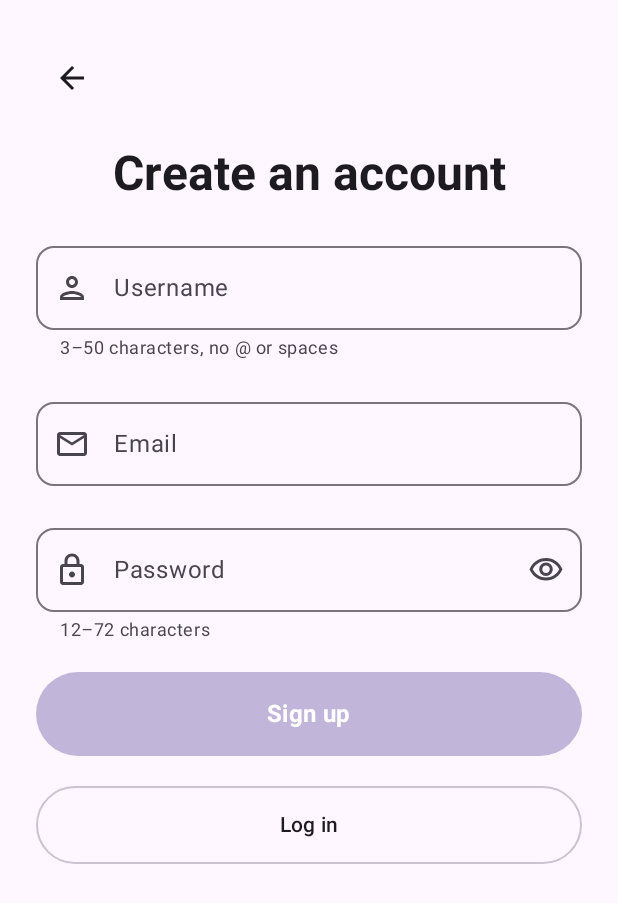
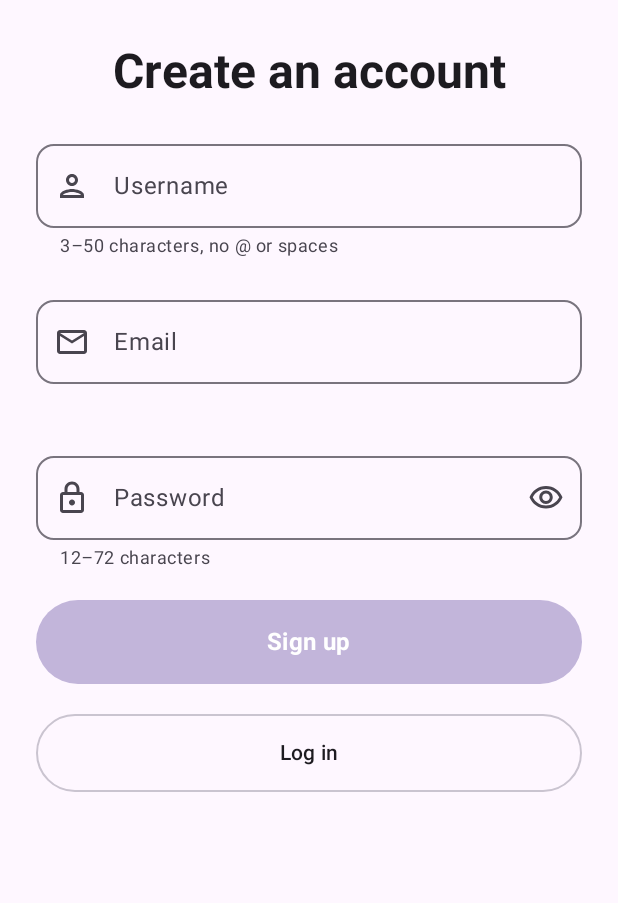
Before and after one commit to Nhajc/android, an Android app built with Jetpack Compose: the screen it shows after launch (MainActivity), after a tap on "Sign up", on a phone screen of 412 x 824 dp. Shown: the top 903 px of the screen. Run offline under Robolectric (Android 15) with nearby library versions, the phone set to English and light mode, and no system bars; our stand-ins replace Dagger/Hilt's generated code, Navigation 3, Room's generated code; libraries missing offline, so code that uses them is left out: androidx.hilt.lifecycle, androidx.room3, androidx.sqlite.driver; 4 statements that could not run were skipped.

Commit message:
refactor: enhance authentication UI and navigation structure

```diff
--- a/app/src/main/java/com/nhajc/android/MainActivity.kt
+++ b/app/src/main/java/com/nhajc/android/MainActivity.kt
@@ -8,8 +8,11 @@ import androidx.activity.compose.setContent
 import androidx.activity.enableEdgeToEdge
 import androidx.activity.viewModels
 import androidx.compose.foundation.isSystemInDarkTheme
+import androidx.compose.foundation.layout.fillMaxSize
+import androidx.compose.material3.Surface
 import androidx.compose.runtime.Composable
 import androidx.compose.runtime.getValue
+import androidx.compose.ui.Modifier
 import androidx.compose.ui.platform.LocalContext
 import androidx.lifecycle.compose.collectAsStateWithLifecycle
 import com.nhajc.android.data.model.ThemeMode
@@ -67,12 +70,14 @@ fun NhajcApp(uiState: MainActivityUiState) {
     }
 
     NhajcTheme(darkTheme = darkTheme) {
-        if (uiState.isLoggedIn) {
-            val application = LocalContext.current.applicationContext as NhajcApplication
+        Surface(modifier = Modifier.fillMaxSize()) {
+            if (uiState.isLoggedIn) {
+                val application = LocalContext.current.applicationContext as NhajcApplication
 
-            MainNavigation(application.searchSession)
-        } else {
-            AuthNavigation()
+                MainNavigation(application.searchSession)
+            } else {
+                AuthNavigation()
+            }
         }
     }
 }
--- a/app/src/main/java/com/nhajc/android/ui/auth/AuthContainer.kt
+++ b/app/src/main/java/com/nhajc/android/ui/auth/AuthContainer.kt
@@ -61,7 +61,6 @@ import com.nhajc.android.ui.theme.NhajcTheme
 internal fun AuthContainer(
     title: String,
     modifier: Modifier = Modifier,
-    onBack: (() -> Unit)? = null,
     content: @Composable ColumnScope.() -> Unit
 ) {
     Surface(modifier = modifier.fillMaxSize()) {
@@ -80,15 +79,6 @@ internal fun AuthContainer(
                     .padding(horizontal = 24.dp, vertical = 28.dp),
                 verticalArrangement = Arrangement.spacedBy(20.dp)
             ) {
-                if (onBack != null) {
-                    IconButton(onClick = onBack) {
-                        Icon(
-                            Icons.AutoMirrored.Outlined.ArrowBack,
-                            contentDescription = stringResource(R.string.back)
-                        )
-                    }
-                }
-
                 Text(
                     text = title,
                     modifier = Modifier.fillMaxWidth(),
--- a/app/src/main/java/com/nhajc/android/ui/auth/LoginScreen.kt
+++ b/app/src/main/java/com/nhajc/android/ui/auth/LoginScreen.kt
@@ -100,6 +100,7 @@ internal fun LoginScreen(
             leadingIcon = {
                 Icon(Icons.Outlined.Person, contentDescription = null)
             },
+            supportingText = { Text("") },
             keyboardOptions = KeyboardOptions(
                 imeAction = ImeAction.Next,
                 autoCorrectEnabled = false
--- a/app/src/main/java/com/nhajc/android/ui/auth/PasswordInput.kt
+++ b/app/src/main/java/com/nhajc/android/ui/auth/PasswordInput.kt
@@ -64,7 +64,7 @@ internal fun PasswordInput(
     enabled: Boolean,
     onSubmit: () -> Unit,
     isError: Boolean = false,
-    supportingText: String? = null
+    supportingText: String = ""
 ) {
     var isVisible by rememberSaveable { mutableStateOf(false) }
 
@@ -107,11 +107,7 @@ internal fun PasswordInput(
         },
         visualTransformation = transformation,
         isError = isError,
-        supportingText = if (supportingText == null) {
-            null
-        } else {
-            { Text(supportingText) }
-        },
+        supportingText = { Text(supportingText) },
         keyboardOptions = KeyboardOptions(
             keyboardType = KeyboardType.Password,
             imeAction = ImeAction.Done,
--- a/app/src/main/java/com/nhajc/android/ui/auth/RegisterScreen.kt
+++ b/app/src/main/java/com/nhajc/android/ui/auth/RegisterScreen.kt
@@ -75,8 +75,7 @@ internal fun RegisterScreen(
 
     AuthContainer(
         title = stringResource(R.string.register_title),
-        modifier = modifier,
-        onBack = onLogin
+        modifier = modifier
     ) {
         OutlinedTextField(
             value = uiState.username,
@@ -109,10 +108,12 @@ internal fun RegisterScreen(
                 Icon(Icons.Outlined.Email, contentDescription = null)
             },
             isError = uiState.email.isNotBlank() && !isEmailValid,
-            supportingText = if (uiState.email.isNotBlank() && !isEmailValid) {
-                { Text(stringResource(R.string.invalid_email)) }
-            } else {
-                null
+            supportingText = {
+                if (uiState.email.isNotBlank() && !isEmailValid) {
+                    Text(stringResource(R.string.invalid_email))
+                } else {
+                    Text("")
+                }
             },
             keyboardOptions = KeyboardOptions(
                 keyboardType = KeyboardType.Email,
--- a/app/src/main/java/com/nhajc/android/ui/navigation/AppNavigation.kt
+++ b/app/src/main/java/com/nhajc/android/ui/navigation/AppNavigation.kt
@@ -1,7 +1,18 @@
 package com.nhajc.android.ui.navigation
 
+import androidx.compose.animation.ContentTransform
+import androidx.compose.animation.core.tween
+import androidx.compose.animation.fadeIn
+import androidx.compose.animation.fadeOut
+import androidx.compose.animation.slideInHorizontally
+import androidx.compose.animation.slideOutHorizontally
+import androidx.compose.animation.togetherWith
 import androidx.compose.runtime.Composable
+import androidx.compose.ui.platform.LocalDensity
+import androidx.compose.ui.unit.dp
 import androidx.lifecycle.viewmodel.navigation3.rememberViewModelStoreNavEntryDecorator
+import androidx.navigation3.runtime.NavBackStack
+import androidx.navigation3.runtime.NavEntry
 import androidx.navigation3.runtime.NavKey
 import androidx.navigation3.runtime.entryProvider
 import androidx.navigation3.runtime.rememberNavBackStack
@@ -30,13 +41,8 @@ data object SettingsNavKey : NavKey
 fun AuthNavigation() {
     val backStack = rememberNavBackStack(LoginNavKey)
 
-    NavDisplay(
+    AppNavDisplay(
         backStack = backStack,
-        onBack = { backStack.removeLastOrNull() },
-        entryDecorators = listOf(
-            rememberSaveableStateHolderNavEntryDecorator(),
-            rememberViewModelStoreNavEntryDecorator()
-        ),
         entryProvider = entryProvider {
             entry<LoginNavKey> {
                 LoginScreen(onRegister = { backStack.add(RegisterNavKey) })
@@ -53,13 +59,8 @@ fun AuthNavigation() {
 fun MainNavigation(searchSession: SearchSession) {
     val backStack = rememberNavBackStack(SearchNavKey)
 
-    NavDisplay(
+    AppNavDisplay(
         backStack = backStack,
-        onBack = { backStack.removeLastOrNull() },
-        entryDecorators = listOf(
-            rememberSaveableStateHolderNavEntryDecorator(),
-            rememberViewModelStoreNavEntryDecorator()
-        ),
         entryProvider = entryProvider {
             entry<SearchNavKey> {
                 SearchRoute(searchSession)
@@ -71,3 +72,37 @@ fun MainNavigation(searchSession: SearchSession) {
         }
     )
 }
+
+private const val TRANSITION_MILLIS = 300
+private const val FADE_OUT_MILLIS = 105
+
+@Composable
+private fun AppNavDisplay(
+    backStack: NavBackStack<NavKey>,
+    entryProvider: (NavKey) -> NavEntry<NavKey>
+) {
+    val slideDistance = with(LocalDensity.current) { 30.dp.roundToPx() }
+
+    NavDisplay(
+        backStack = backStack,
+        onBack = { backStack.removeLastOrNull() },
+        entryDecorators = listOf(
+            rememberSaveableStateHolderNavEntryDecorator(),
+            rememberViewModelStoreNavEntryDecorator()
+        ),
+        transitionSpec = { sharedAxisX(slideDistance) },
+        popTransitionSpec = { sharedAxisX(-slideDistance) },
+        predictivePopTransitionSpec = { sharedAxisX(-slideDistance) },
+        entryProvider = entryProvider
+    )
+}
+
+private fun sharedAxisX(slideDistance: Int): ContentTransform {
+    val enter = slideInHorizontally(tween(TRANSITION_MILLIS)) { slideDistance } +
+        fadeIn(tween(TRANSITION_MILLIS - FADE_OUT_MILLIS, delayMillis = FADE_OUT_MILLIS))
+
+    val exit = slideOutHorizontally(tween(TRANSITION_MILLIS)) { -slideDistance } +
+        fadeOut(tween(FADE_OUT_MILLIS))
+
+    return enter togetherWith exit
+}
--- /dev/null
+++ b/app/src/main/res/values-night/themes.xml
@@ -0,0 +1,4 @@
+<?xml version="1.0" encoding="utf-8"?>
+<resources>
+    <style name="Theme.Nhajc" parent="android:Theme.Material.NoActionBar" />
+</resources>
```
